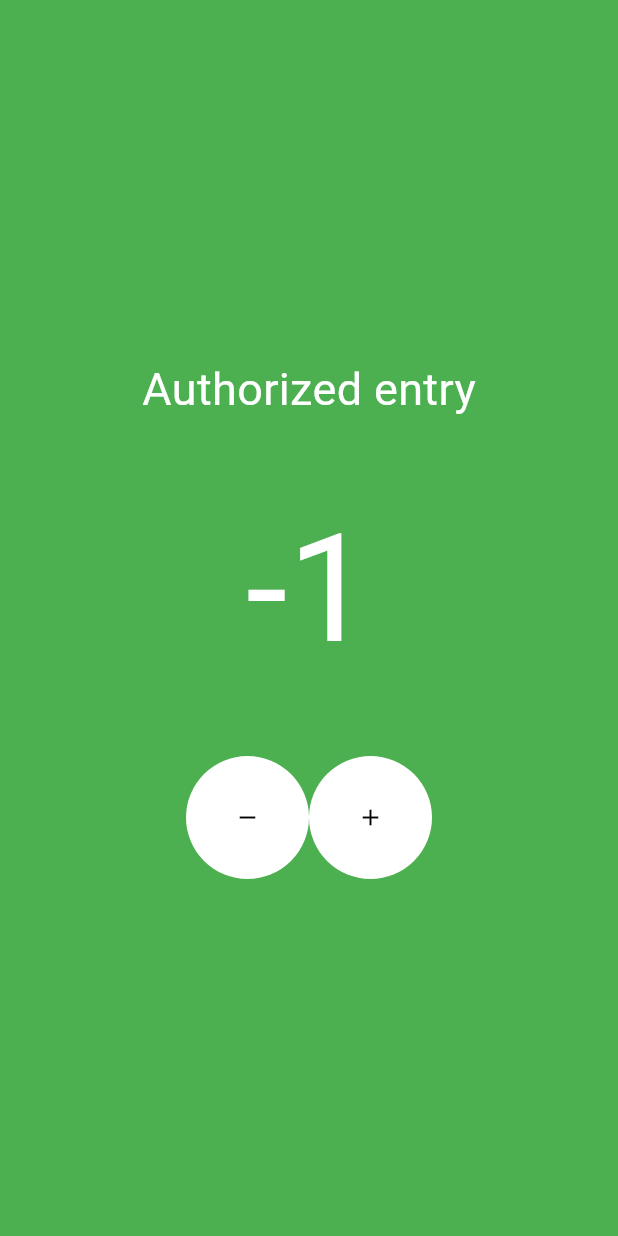
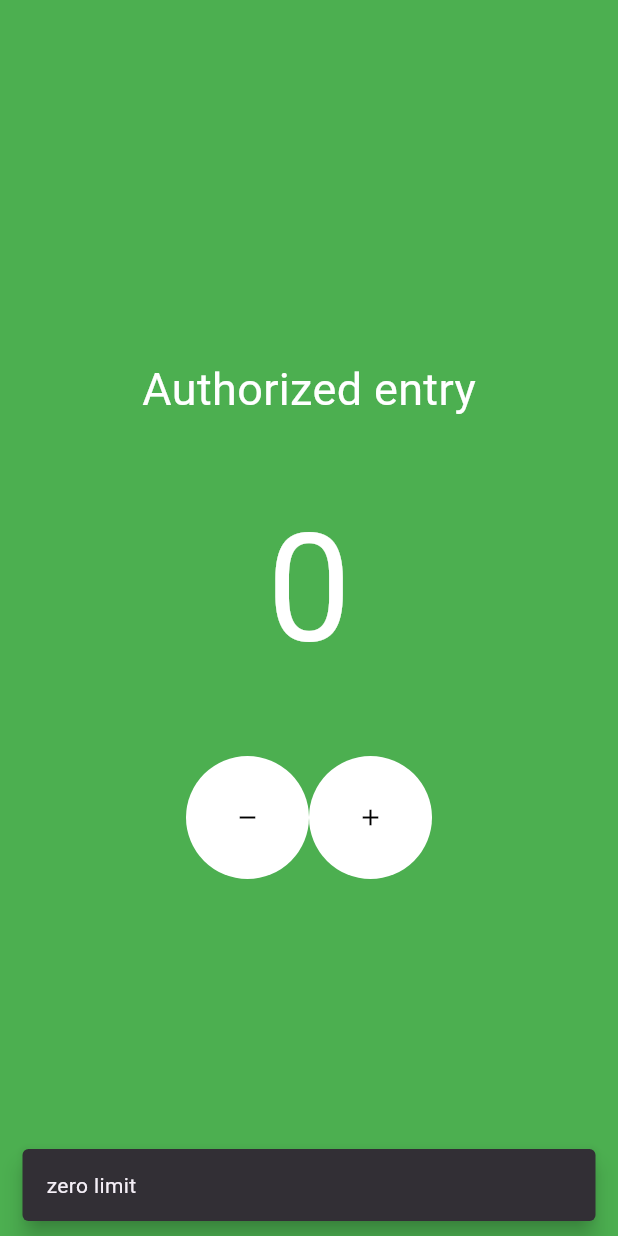
Before and after one commit to martinslmendes/counter, a Flutter app: the screen it shows after launch, after a tap on the "remove" icon, on a phone screen of 412 x 824 dp. Run offline on Flutter 3.47's test engine with Material 3 defaults, Android fonts, the phone set to English and light mode, and no system bars.

Commit message:
feat: counter does not decrease below zero
triggers a notification message at the attempt to do it

```diff
--- a/lib/main.dart
+++ b/lib/main.dart
@@ -36,9 +36,18 @@ class Homepage extends StatefulWidget {
 class _HomepageState extends State<Homepage> {
   int count = 0;
 
+  static SnackBar unsignedLimit = const SnackBar(
+    content: Text('zero limit'),
+    behavior: SnackBarBehavior.floating,
+  );
+
   void decrement() {
     setState(() {
+      if (count <= 0) {
+        ScaffoldMessenger.of(context).showSnackBar(unsignedLimit);
+      } else {
         count--;
+      }
     });
   }
 
@@ -94,6 +103,7 @@ class _HomepageState extends State<Homepage> {
             ],
           ),
         ],
-        ));
+      ),
+    );
   }
 }
```
Lines whose indentation alone changed are shown as unchanged.
